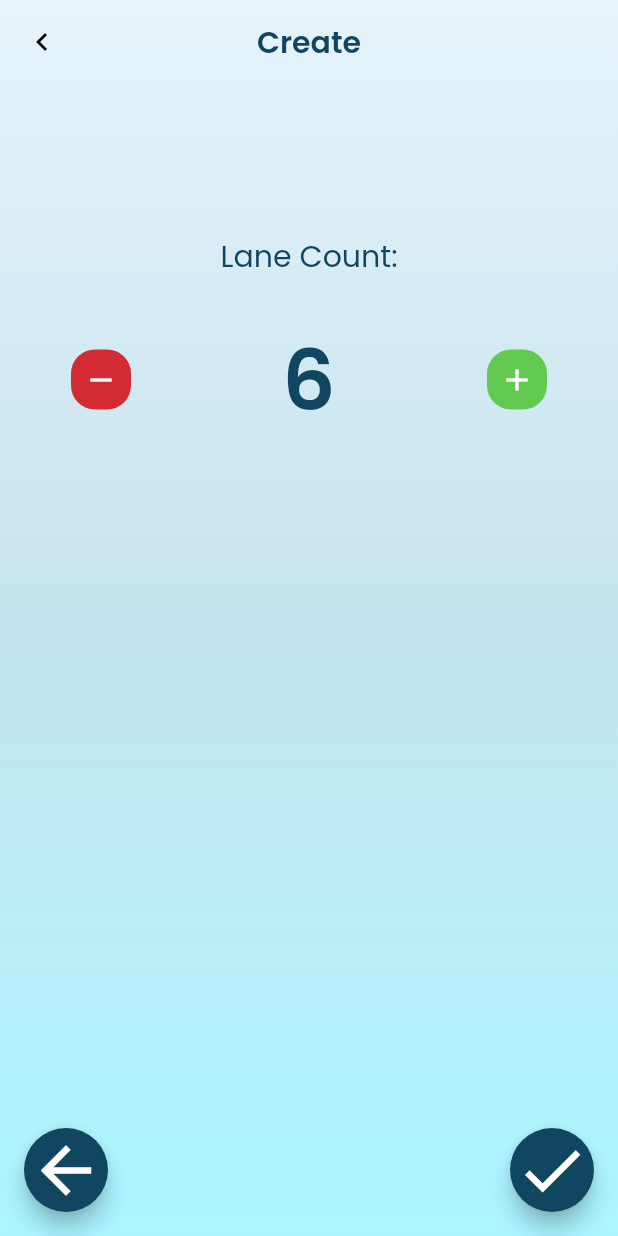
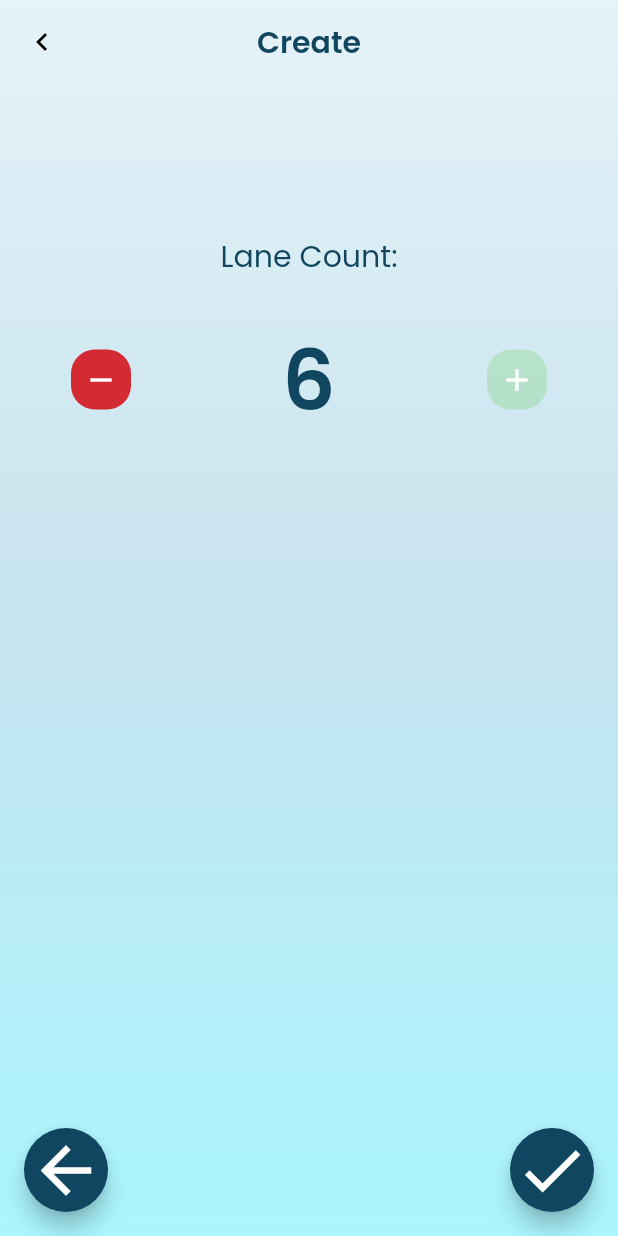
Before and after one commit to pfranz1/swim_timer, a Flutter app: the LaneSettingsView screen opened directly, on a phone screen of 412 x 824 dp. Run offline on Flutter 3.47's test engine with Material 2 defaults, Android fonts, the phone set to English and light mode, and no system bars; our stand-ins replace equatable, firebase_core, firebase_database, flutter_bloc, go_router, page_transition and 2 more; missing offline and left inert: animated_digit, sorted_list; accounts and stored records are empty.

Commit message:
add disable option to counter bar

```diff
--- a/lib/pages/create/widgets/counter_bar.dart
+++ b/lib/pages/create/widgets/counter_bar.dart
@@ -47,9 +47,8 @@ class _CounterBarState extends State<CounterBar> {
       mainAxisAlignment: MainAxisAlignment.center,
       children: [
         SideButton(
-          color: count != _minCount
-              ? CustomColors.primaryRed
-              : CustomColors.primaryRed,
+          color: CustomColors.primaryRed,
+          isDisabled: count <= _minCount,
           icon: Icon(
             Icons.remove,
             color: Colors.white,
@@ -80,9 +79,8 @@ class _CounterBarState extends State<CounterBar> {
         ),
         SideButton(
           //TODO Real color
-          color: count != _maxCount
-              ? CustomColors.primaryGreen
-              : CustomColors.primaryGreen,
+          color: CustomColors.primaryGreen,
+          isDisabled: count >= _maxCount,
           icon: Icon(
             Icons.add,
             color: Colors.white,
@@ -104,20 +102,22 @@ class SideButton extends StatelessWidget {
     required this.color,
     required this.icon,
     required this.onTap,
+    required this.isDisabled,
   }) : super(key: key);
 
   final Color color;
   final Widget icon;
+  final bool isDisabled;
   final void Function() onTap;
 
   @override
   Widget build(BuildContext context) {
     return Material(
-      color: color,
+      color: color.withOpacity(isDisabled ? 0.25 : 1.0),
       borderRadius: BorderRadius.all(Radius.circular(16.0)),
       child: InkWell(
         borderRadius: BorderRadius.all(Radius.circular(16.0)),
-        onTap: onTap,
+        onTap: isDisabled ? null : onTap,
         child: Container(
           child: Padding(
             padding: const EdgeInsets.all(8.0),
```
